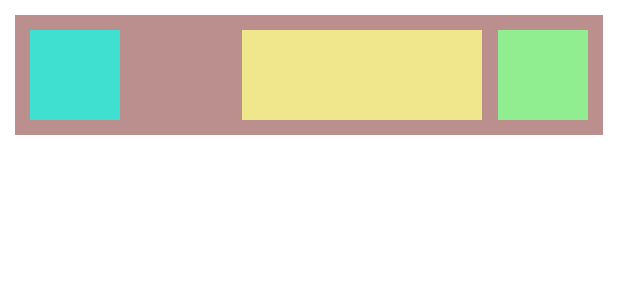
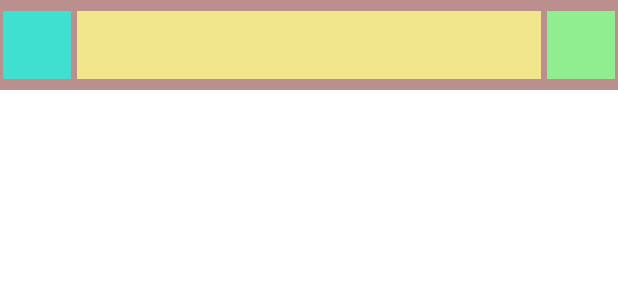
Before and after one commit to maxyou/purebbs-android, an Android app: the layout post_item_view.xml on its own in the app's theme, with its tools: preview values and no code run, on a phone screen of 412 x 824 dp. Shown: the top 300 px of the screen. Run offline under Robolectric (Android 15) with nearby library versions, the phone set to English and light mode, and no system bars.

Commit message:
inflate(LayoutInflater.from(parent.context), parent, false)

```diff
--- a/app/src/main/java/com/maxproj/purebbs/home/PostAdapter.kt
+++ b/app/src/main/java/com/maxproj/purebbs/home/PostAdapter.kt
@@ -36,7 +36,7 @@ class PostAdapter : RecyclerView.Adapter<PostAdapter.PostBriefItemViewHolder>()
     }
 
     override fun onCreateViewHolder(parent: ViewGroup, viewType: Int): PostBriefItemViewHolder {
-        val binding = PostItemViewBinding.inflate(LayoutInflater.from(parent.context))
+        val binding = PostItemViewBinding.inflate(LayoutInflater.from(parent.context), parent, false)
 
         Log.d("PureBBS", "adapter onCreateViewHolder")
 //        val layoutInflater = LayoutInflater.from(parent.context)
--- a/app/src/main/res/layout/post_item_view.xml
+++ b/app/src/main/res/layout/post_item_view.xml
@@ -7,55 +7,60 @@
         <variable
             name="viewModel"
             type="com.maxproj.purebbs.home.HomeViewModel" />
+
         <variable
             name="item"
             type="com.maxproj.purebbs.database.PostBrief" />
     </data>
 
     <androidx.constraintlayout.widget.ConstraintLayout
-        android:id="@+id/post_item"
         android:layout_width="match_parent"
-        android:layout_height="80dp"
-        android:layout_margin="10dp"
+        android:layout_height="60dp"
+        android:layout_marginBottom="2dp"
         android:background="@color/RosyBrown">
 
         <TextView
             android:id="@+id/user"
-            android:layout_width="60dp"
-            android:layout_height="60dp"
-            android:layout_margin="10dp"
+            android:layout_width="45dp"
+            android:layout_height="45dp"
+            android:layout_margin="2dp"
             android:background="@color/Turquoise"
             android:text="@{item.user}"
             android:textColor="@color/Magenta"
-            android:textSize="20sp"
-            app:layout_constraintBottom_toBottomOf="@id/post_item"
-            app:layout_constraintEnd_toEndOf="@id/post_item"
-            app:layout_constraintHorizontal_bias="0"
-            app:layout_constraintStart_toStartOf="@id/post_item"
-            app:layout_constraintTop_toTopOf="@id/post_item" />
+            android:textSize="12sp"
+            android:gravity="center"
+            app:layout_constraintBottom_toBottomOf="parent"
+            app:layout_constraintEnd_toStartOf="@id/title"
+            app:layout_constraintStart_toStartOf="parent"
+            app:layout_constraintTop_toTopOf="parent" />
 
         <TextView
             android:id="@+id/title"
+            android:layout_width="0dp"
+            android:layout_height="45dp"
+            android:layout_margin="2dp"
             android:background="@color/Khaki"
-            android:layout_width="160dp"
-            android:layout_height="60dp"
-            android:layout_margin="10dp"
             android:text="@{item.postTitle}"
-            app:layout_constraintBottom_toBottomOf="@id/post_item"
-            app:layout_constraintEnd_toEndOf="@id/post_item"
+            android:textSize="12sp"
+            android:gravity="left"
+            app:layout_constraintBottom_toBottomOf="parent"
+            app:layout_constraintEnd_toStartOf="@id/category"
             app:layout_constraintStart_toEndOf="@id/user"
-            app:layout_constraintTop_toTopOf="@id/post_item" />
+            app:layout_constraintTop_toTopOf="parent" />
+
         <TextView
             android:id="@+id/category"
+            android:layout_width="45dp"
+            android:layout_height="45dp"
+            android:layout_margin="2dp"
             android:background="@color/LightGreen"
-            android:layout_width="60dp"
-            android:layout_height="60dp"
-            android:layout_margin="10dp"
             android:text="@{viewModel.category}"
-            app:layout_constraintBottom_toBottomOf="@id/post_item"
-            app:layout_constraintEnd_toEndOf="@id/post_item"
+            android:textSize="12sp"
+            android:gravity="center"
+            app:layout_constraintBottom_toBottomOf="parent"
+            app:layout_constraintEnd_toEndOf="parent"
             app:layout_constraintStart_toEndOf="@id/title"
-            app:layout_constraintTop_toTopOf="@id/post_item" />
+            app:layout_constraintTop_toTopOf="parent" />
 
     </androidx.constraintlayout.widget.ConstraintLayout>
 </layout>
```
